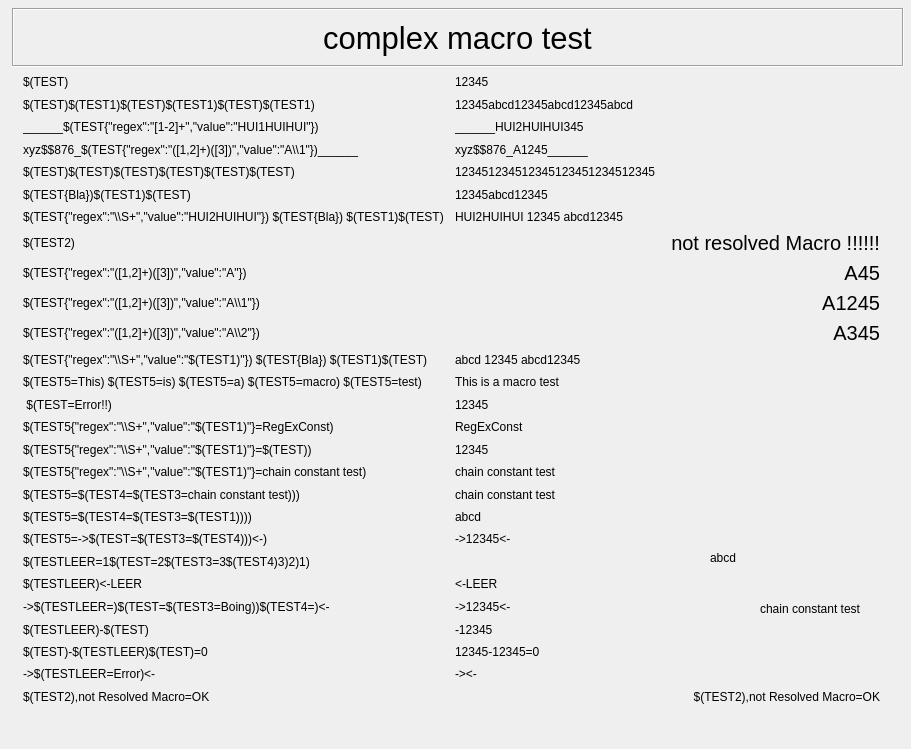
Qt form caQtDM_Tests/macrotest.ui (caqtdm/caqtdm) before a commit.
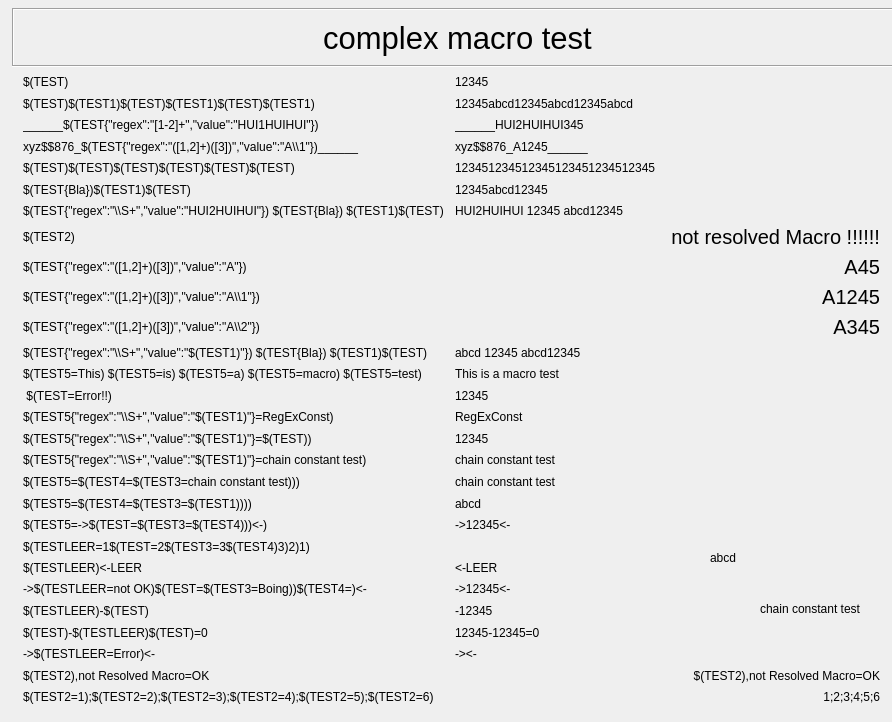
The same form after that commit. Custom widgets are drawn as their Qt base class.

Commit message: parsing macros are improved with tests

What changed in the file:
```diff
--- a/caQtDM_Tests/macrotest.ui
+++ b/caQtDM_Tests/macrotest.ui
@@ -6,8 +6,8 @@
    <rect>
     <x>0</x>
     <y>0</y>
-    <width>911</width>
-    <height>749</height>
+    <width>892</width>
+    <height>722</height>
    </rect>
   </property>
   <property name="windowTitle">
@@ -23,25 +23,53 @@
       <height>631</height>
      </rect>
     </property>
-    <layout class="QGridLayout" name="gridLayout" rowstretch="0,0,0,0,0,0,0,0,0,0,0,0,0,0,0,0,0,0,0,0,0,0,0,0,0,0,0,0">
-     <item row="10" column="0">
-      <widget class="caLabel" name="calabel_21">
+    <layout class="QGridLayout" name="gridLayout" rowstretch="0,0,0,0,0,0,0,0,0,0,0,0,0,0,0,0,0,0,0,0,0,0,0,0,0,0,0,0,0">
+     <item row="4" column="1">
+      <widget class="caLabel" name="calabel_15">
        <property name="text">
-        <string>$(TEST{&quot;regex&quot;:&quot;([1,2]+)([3])&quot;,&quot;value&quot;:&quot;A\\1&quot;})</string>
+        <string>xyz$$876_A1245______</string>
        </property>
       </widget>
      </item>
-     <item row="18" column="0">
-      <widget class="caLabel" name="calabel_35">
+     <item row="2" column="1">
+      <widget class="caLabel" name="calabel_14">
        <property name="text">
-        <string>$(TEST5=$(TEST4=$(TEST3=chain constant test)))</string>
+        <string>12345abcd12345abcd12345abcd</string>
        </property>
       </widget>
      </item>
-     <item row="21" column="1">
-      <widget class="caLabel" name="calabel_52">
+     <item row="16" column="0">
+      <widget class="caLabel" name="calabel_30">
        <property name="text">
-        <string/>
+        <string>$(TEST5{&quot;regex&quot;:&quot;\\S+&quot;,&quot;value&quot;:&quot;$(TEST1)&quot;}=$(TEST))</string>
+       </property>
+      </widget>
+     </item>
+     <item row="16" column="1">
+      <widget class="caLabel" name="calabel_32">
+       <property name="text">
+        <string>12345</string>
+       </property>
+      </widget>
+     </item>
+     <item row="21" column="0">
+      <widget class="caLabel" name="calabel_43">
+       <property name="text">
+        <string>$(TESTLEER=1$(TEST=2$(TEST3=3$(TEST4)3)2)1)</string>
+       </property>
+      </widget>
+     </item>
+     <item row="23" column="1">
+      <widget class="caLabel" name="calabel_50">
+       <property name="text">
+        <string>-&gt;12345&lt;-</string>
+       </property>
+      </widget>
+     </item>
+     <item row="26" column="1">
+      <widget class="caLabel" name="calabel_54">
+       <property name="text">
+        <string>-&gt;&lt;-</string>
        </property>
       </widget>
      </item>
@@ -55,10 +83,31 @@
        </property>
       </widget>
      </item>
-     <item row="19" column="0">
-      <widget class="caLabel" name="calabel_37">
+     <item row="15" column="0">
+      <widget class="caLabel" name="calabel_29">
        <property name="text">
-        <string>$(TEST5=$(TEST4=$(TEST3=$(TEST1))))</string>
+        <string>$(TEST5{&quot;regex&quot;:&quot;\\S+&quot;,&quot;value&quot;:&quot;$(TEST1)&quot;}=RegExConst)</string>
+       </property>
+      </widget>
+     </item>
+     <item row="1" column="0">
+      <widget class="caLabel" name="calabel_10">
+       <property name="text">
+        <string>$(TEST)</string>
+       </property>
+      </widget>
+     </item>
+     <item row="13" column="0">
+      <widget class="caLabel" name="calabel_25">
+       <property name="text">
+        <string>$(TEST5=This) $(TEST5=is) $(TEST5=a) $(TEST5=macro) $(TEST5=test)</string>
+       </property>
+      </widget>
+     </item>
+     <item row="11" column="0">
+      <widget class="caLabel" name="calabel_22">
+       <property name="text">
+        <string>$(TEST{&quot;regex&quot;:&quot;([1,2]+)([3])&quot;,&quot;value&quot;:&quot;A\\2&quot;})</string>
        </property>
       </widget>
      </item>
@@ -77,38 +126,10 @@
        </property>
       </widget>
      </item>
-     <item row="17" column="1">
-      <widget class="caLabel" name="calabel_34">
+     <item row="1" column="1">
+      <widget class="caLabel" name="calabel_13">
        <property name="text">
-        <string>chain constant test</string>
-       </property>
-      </widget>
-     </item>
-     <item row="23" column="0">
-      <widget class="caLabel" name="calabel_45">
-       <property name="text">
-        <string>-&gt;$(TESTLEER=)$(TEST=$(TEST3=Boing))$(TEST4=)&lt;-</string>
-       </property>
-      </widget>
-     </item>
-     <item row="6" column="1">
-      <widget class="caLabel" name="calabel_18">
-       <property name="text">
-        <string>12345abcd12345</string>
-       </property>
-      </widget>
-     </item>
-     <item row="5" column="1">
-      <widget class="caLabel" name="calabel_17">
-       <property name="text">
-        <string>123451234512345123451234512345</string>
-       </property>
-      </widget>
-     </item>
-     <item row="18" column="1">
-      <widget class="caLabel" name="calabel_36">
-       <property name="text">
-        <string>chain constant test</string>
+        <string>12345</string>
        </property>
       </widget>
      </item>
@@ -119,57 +140,6 @@
        </property>
       </widget>
      </item>
-     <item row="10" column="1">
-      <widget class="QLabel" name="label_3">
-       <property name="font">
-        <font>
-         <pointsize>15</pointsize>
-        </font>
-       </property>
-       <property name="text">
-        <string>A1245</string>
-       </property>
-       <property name="alignment">
-        <set>Qt::AlignRight|Qt::AlignTrailing|Qt::AlignVCenter</set>
-       </property>
-      </widget>
-     </item>
-     <item row="1" column="0">
-      <widget class="caLabel" name="calabel_10">
-       <property name="text">
-        <string>$(TEST)</string>
-       </property>
-      </widget>
-     </item>
-     <item row="7" column="1">
-      <widget class="caLabel" name="calabel_20">
-       <property name="text">
-        <string>HUI2HUIHUI 12345 abcd12345</string>
-       </property>
-      </widget>
-     </item>
-     <item row="17" column="0">
-      <widget class="caLabel" name="calabel_33">
-       <property name="text">
-        <string>$(TEST5{&quot;regex&quot;:&quot;\\S+&quot;,&quot;value&quot;:&quot;$(TEST1)&quot;}=chain constant test)</string>
-       </property>
-      </widget>
-     </item>
-     <item row="9" column="1">
-      <widget class="QLabel" name="label_2">
-       <property name="font">
-        <font>
-         <pointsize>15</pointsize>
-        </font>
-       </property>
-       <property name="text">
-        <string>A45</string>
-       </property>
-       <property name="alignment">
-        <set>Qt::AlignRight|Qt::AlignTrailing|Qt::AlignVCenter</set>
-       </property>
-      </widget>
-     </item>
      <item row="25" column="0">
       <widget class="caLabel" name="calabel_48">
        <property name="text">
@@ -177,39 +147,10 @@
        </property>
       </widget>
      </item>
-     <item row="8" column="1">
-      <widget class="QLabel" name="label">
-       <property name="font">
-        <font>
-         <pointsize>15</pointsize>
-        </font>
-       </property>
+     <item row="18" column="1">
+      <widget class="caLabel" name="calabel_36">
        <property name="text">
-        <string>not resolved Macro !!!!!!</string>
-       </property>
-       <property name="alignment">
-        <set>Qt::AlignRight|Qt::AlignTrailing|Qt::AlignVCenter</set>
-       </property>
-      </widget>
-     </item>
-     <item row="24" column="1">
-      <widget class="caLabel" name="calabel_47">
-       <property name="text">
-        <string>-12345</string>
-       </property>
-      </widget>
-     </item>
-     <item row="4" column="1">
-      <widget class="caLabel" name="calabel_15">
-       <property name="text">
-        <string>xyz$$876_A1245______</string>
-       </property>
-      </widget>
-     </item>
-     <item row="1" column="1">
-      <widget class="caLabel" name="calabel_13">
-       <property name="text">
-        <string>12345</string>
+        <string>chain constant test</string>
        </property>
       </widget>
      </item>
@@ -220,17 +161,70 @@
        </property>
       </widget>
      </item>
-     <item row="19" column="1">
-      <widget class="caLabel" name="calabel_39">
+     <item row="9" column="0">
+      <widget class="caLabel" name="calabel_7">
        <property name="text">
-        <string>abcd</string>
+        <string>$(TEST{&quot;regex&quot;:&quot;([1,2]+)([3])&quot;,&quot;value&quot;:&quot;A&quot;})</string>
        </property>
       </widget>
      </item>
-     <item row="20" column="1">
-      <widget class="caLabel" name="calabel_42">
+     <item row="7" column="1">
+      <widget class="caLabel" name="calabel_20">
        <property name="text">
-        <string>-&gt;12345&lt;-</string>
+        <string>HUI2HUIHUI 12345 abcd12345</string>
+       </property>
+      </widget>
+     </item>
+     <item row="8" column="1">
+      <widget class="QLabel" name="label">
+       <property name="font">
+        <font>
+         <pointsize>15</pointsize>
+        </font>
+       </property>
+       <property name="text">
+        <string>not resolved Macro !!!!!!</string>
+       </property>
+       <property name="alignment">
+        <set>Qt::AlignmentFlag::AlignRight|Qt::AlignmentFlag::AlignTrailing|Qt::AlignmentFlag::AlignVCenter</set>
+       </property>
+      </widget>
+     </item>
+     <item row="23" column="0">
+      <widget class="caLabel" name="calabel_45">
+       <property name="text">
+        <string>-&gt;$(TESTLEER=not OK)$(TEST=$(TEST3=Boing))$(TEST4=)&lt;-</string>
+       </property>
+      </widget>
+     </item>
+     <item row="15" column="1">
+      <widget class="caLabel" name="calabel_31">
+       <property name="text">
+        <string>RegExConst</string>
+       </property>
+      </widget>
+     </item>
+     <item row="27" column="1">
+      <widget class="QLabel" name="label_6">
+       <property name="text">
+        <string>$(TEST2),not Resolved Macro=OK</string>
+       </property>
+       <property name="alignment">
+        <set>Qt::AlignmentFlag::AlignRight|Qt::AlignmentFlag::AlignTrailing|Qt::AlignmentFlag::AlignVCenter</set>
+       </property>
+      </widget>
+     </item>
+     <item row="7" column="0">
+      <widget class="caLabel" name="calabel_19">
+       <property name="text">
+        <string>$(TEST{&quot;regex&quot;:&quot;\\S+&quot;,&quot;value&quot;:&quot;HUI2HUIHUI&quot;}) $(TEST{Bla}) $(TEST1)$(TEST)</string>
+       </property>
+      </widget>
+     </item>
+     <item row="2" column="0">
+      <widget class="caLabel" name="calabel_11">
+       <property name="text">
+        <string>$(TEST)$(TEST1)$(TEST)$(TEST1)$(TEST)$(TEST1)</string>
        </property>
       </widget>
      </item>
@@ -241,24 +235,24 @@
        </property>
       </widget>
      </item>
-     <item row="16" column="1">
-      <widget class="caLabel" name="calabel_32">
+     <item row="19" column="1">
+      <widget class="caLabel" name="calabel_39">
        <property name="text">
-        <string>12345</string>
+        <string>abcd</string>
        </property>
       </widget>
      </item>
-     <item row="23" column="1">
-      <widget class="caLabel" name="calabel_50">
+     <item row="6" column="0">
+      <widget class="caLabel" name="calabel_12">
        <property name="text">
-        <string>-&gt;12345&lt;-</string>
+        <string>$(TEST{Bla})$(TEST1)$(TEST)</string>
        </property>
       </widget>
      </item>
-     <item row="2" column="1">
-      <widget class="caLabel" name="calabel_14">
+     <item row="24" column="0">
+      <widget class="caLabel" name="calabel_46">
        <property name="text">
-        <string>12345abcd12345abcd12345abcd</string>
+        <string>$(TESTLEER)-$(TEST)</string>
        </property>
       </widget>
      </item>
@@ -269,24 +263,68 @@
        </property>
       </widget>
      </item>
-     <item row="13" column="0">
-      <widget class="caLabel" name="calabel_25">
+     <item row="10" column="1">
+      <widget class="QLabel" name="label_3">
+       <property name="font">
+        <font>
+         <pointsize>15</pointsize>
+        </font>
+       </property>
        <property name="text">
-        <string>$(TEST5=This) $(TEST5=is) $(TEST5=a) $(TEST5=macro) $(TEST5=test)</string>
+        <string>A1245</string>
        </property>
+       <property name="alignment">
+        <set>Qt::AlignmentFlag::AlignRight|Qt::AlignmentFlag::AlignTrailing|Qt::AlignmentFlag::AlignVCenter</set>
+       </property>
       </widget>
      </item>
-     <item row="22" column="1">
-      <widget class="caLabel" name="calabel_51">
+     <item row="20" column="1">
+      <widget class="caLabel" name="calabel_42">
        <property name="text">
-        <string>&lt;-LEER</string>
+        <string>-&gt;12345&lt;-</string>
        </property>
       </widget>
      </item>
-     <item row="9" column="0">
-      <widget class="caLabel" name="calabel_7">
+     <item row="24" column="1">
+      <widget class="caLabel" name="calabel_47">
        <property name="text">
-        <string>$(TEST{&quot;regex&quot;:&quot;([1,2]+)([3])&quot;,&quot;value&quot;:&quot;A&quot;})</string>
+        <string>-12345</string>
+       </property>
+      </widget>
+     </item>
+     <item row="18" column="0">
+      <widget class="caLabel" name="calabel_35">
+       <property name="text">
+        <string>$(TEST5=$(TEST4=$(TEST3=chain constant test)))</string>
+       </property>
+      </widget>
+     </item>
+     <item row="17" column="1">
+      <widget class="caLabel" name="calabel_34">
+       <property name="text">
+        <string>chain constant test</string>
+       </property>
+      </widget>
+     </item>
+     <item row="6" column="1">
+      <widget class="caLabel" name="calabel_18">
+       <property name="text">
+        <string>12345abcd12345</string>
+       </property>
+      </widget>
+     </item>
+     <item row="9" column="1">
+      <widget class="QLabel" name="label_2">
+       <property name="font">
+        <font>
+         <pointsize>15</pointsize>
+        </font>
+       </property>
+       <property name="text">
+        <string>A45</string>
+       </property>
+       <property name="alignment">
+        <set>Qt::AlignmentFlag::AlignRight|Qt::AlignmentFlag::AlignTrailing|Qt::AlignmentFlag::AlignVCenter</set>
        </property>
       </widget>
      </item>
@@ -297,34 +335,6 @@
        </property>
       </widget>
      </item>
-     <item row="8" column="0">
-      <widget class="caLabel" name="calabel">
-       <property name="text">
-        <string>$(TEST2)</string>
-       </property>
-      </widget>
-     </item>
-     <item row="15" column="1">
-      <widget class="caLabel" name="calabel_31">
-       <property name="text">
-        <string>RegExConst</string>
-       </property>
-      </widget>
-     </item>
-     <item row="15" column="0">
-      <widget class="caLabel" name="calabel_29">
-       <property name="text">
-        <string>$(TEST5{&quot;regex&quot;:&quot;\\S+&quot;,&quot;value&quot;:&quot;$(TEST1)&quot;}=RegExConst)</string>
-       </property>
-      </widget>
-     </item>
-     <item row="14" column="0">
-      <widget class="caLabel" name="calabel_27">
-       <property name="text">
-        <string> $(TEST=Error!!)</string>
-       </property>
-      </widget>
-     </item>
      <item row="12" column="1">
       <widget class="caLabel" name="calabel_24">
        <property name="text">
@@ -332,24 +342,52 @@
        </property>
       </widget>
      </item>
-     <item row="5" column="0">
-      <widget class="caLabel" name="calabel_2">
+     <item row="14" column="1">
+      <widget class="caLabel" name="calabel_28">
        <property name="text">
-        <string>$(TEST)$(TEST)$(TEST)$(TEST)$(TEST)$(TEST)</string>
+        <string>12345</string>
        </property>
       </widget>
      </item>
-     <item row="11" column="0">
-      <widget class="caLabel" name="calabel_22">
+     <item row="27" column="0">
+      <widget class="caLabel" name="calabel_55">
        <property name="text">
-        <string>$(TEST{&quot;regex&quot;:&quot;([1,2]+)([3])&quot;,&quot;value&quot;:&quot;A\\2&quot;})</string>
+        <string>$(TEST2),not Resolved Macro=OK</string>
        </property>
       </widget>
      </item>
-     <item row="7" column="0">
-      <widget class="caLabel" name="calabel_19">
+     <item row="17" column="0">
+      <widget class="caLabel" name="calabel_33">
        <property name="text">
-        <string>$(TEST{&quot;regex&quot;:&quot;\\S+&quot;,&quot;value&quot;:&quot;HUI2HUIHUI&quot;}) $(TEST{Bla}) $(TEST1)$(TEST)</string>
+        <string>$(TEST5{&quot;regex&quot;:&quot;\\S+&quot;,&quot;value&quot;:&quot;$(TEST1)&quot;}=chain constant test)</string>
+       </property>
+      </widget>
+     </item>
+     <item row="14" column="0">
+      <widget class="caLabel" name="calabel_27">
+       <property name="text">
+        <string> $(TEST=Error!!)</string>
+       </property>
+      </widget>
+     </item>
+     <item row="19" column="0">
+      <widget class="caLabel" name="calabel_37">
+       <property name="text">
+        <string>$(TEST5=$(TEST4=$(TEST3=$(TEST1))))</string>
+       </property>
+      </widget>
+     </item>
+     <item row="22" column="1">
+      <widget class="caLabel" name="calabel_51">
+       <property name="text">
+        <string>&lt;-LEER</string>
+       </property>
+      </widget>
+     </item>
+     <item row="5" column="1">
+      <widget class="caLabel" name="calabel_17">
+       <property name="text">
+        <string>123451234512345123451234512345</string>
        </property>
       </widget>
      </item>
@@ -360,31 +398,10 @@
        </property>
       </widget>
      </item>
-     <item row="26" column="1">
-      <widget class="caLabel" name="calabel_54">
+     <item row="5" column="0">
+      <widget class="caLabel" name="calabel_2">
        <property name="text">
-        <string>-&gt;&lt;-</string>
-       </property>
-      </widget>
-     </item>
-     <item row="6" column="0">
-      <widget class="caLabel" name="calabel_12">
-       <property name="text">
-        <string>$(TEST{Bla})$(TEST1)$(TEST)</string>
-       </property>
-      </widget>
-     </item>
-     <item row="25" column="1">
-      <widget class="caLabel" name="calabel_49">
-       <property name="text">
-        <string>12345-12345=0</string>
-       </property>
-      </widget>
-     </item>
-     <item row="2" column="0">
-      <widget class="caLabel" name="calabel_11">
-       <property name="text">
-        <string>$(TEST)$(TEST1)$(TEST)$(TEST1)$(TEST)$(TEST1)</string>
+        <string>$(TEST)$(TEST)$(TEST)$(TEST)$(TEST)$(TEST)</string>
        </property>
       </widget>
      </item>
@@ -395,48 +412,48 @@
        </property>
       </widget>
      </item>
-     <item row="14" column="1">
-      <widget class="caLabel" name="calabel_28">
+     <item row="25" column="1">
+      <widget class="caLabel" name="calabel_49">
        <property name="text">
-        <string>12345</string>
+        <string>12345-12345=0</string>
        </property>
       </widget>
      </item>
-     <item row="24" column="0">
-      <widget class="caLabel" name="calabel_46">
+     <item row="10" column="0">
+      <widget class="caLabel" name="calabel_21">
        <property name="text">
-        <string>$(TESTLEER)-$(TEST)</string>
+        <string>$(TEST{&quot;regex&quot;:&quot;([1,2]+)([3])&quot;,&quot;value&quot;:&quot;A\\1&quot;})</string>
        </property>
       </widget>
      </item>
-     <item row="16" column="0">
-      <widget class="caLabel" name="calabel_30">
+     <item row="21" column="1">
+      <widget class="caLabel" name="calabel_52">
        <property name="text">
-        <string>$(TEST5{&quot;regex&quot;:&quot;\\S+&quot;,&quot;value&quot;:&quot;$(TEST1)&quot;}=$(TEST))</string>
+        <string/>
        </property>
       </widget>
      </item>
-     <item row="21" column="0">
-      <widget class="caLabel" name="calabel_43">
+     <item row="8" column="0">
+      <widget class="caLabel" name="calabel">
        <property name="text">
-        <string>$(TESTLEER=1$(TEST=2$(TEST3=3$(TEST4)3)2)1)</string>
+        <string>$(TEST2)</string>
        </property>
       </widget>
      </item>
-     <item row="27" column="0">
-      <widget class="caLabel" name="calabel_55">
+     <item row="28" column="0">
+      <widget class="caLabel" name="calabel_56">
        <property name="text">
-        <string>$(TEST2),not Resolved Macro=OK</string>
+        <string>$(TEST2=1);$(TEST2=2);$(TEST2=3);$(TEST2=4);$(TEST2=5);$(TEST2=6)</string>
        </property>
       </widget>
      </item>
-     <item row="27" column="1">
-      <widget class="QLabel" name="label_6">
+     <item row="28" column="1">
+      <widget class="QLabel" name="label_7">
        <property name="text">
-        <string>$(TEST2),not Resolved Macro=OK</string>
+        <string>1;2;3;4;5;6</string>
        </property>
        <property name="alignment">
-        <set>Qt::AlignRight|Qt::AlignTrailing|Qt::AlignVCenter</set>
+        <set>Qt::AlignmentFlag::AlignRight|Qt::AlignmentFlag::AlignTrailing|Qt::AlignmentFlag::AlignVCenter</set>
        </property>
       </widget>
      </item>
```
Left out of the diff: 10 changed lines with no effect on the pictures. The commit also changes 2 other files.
